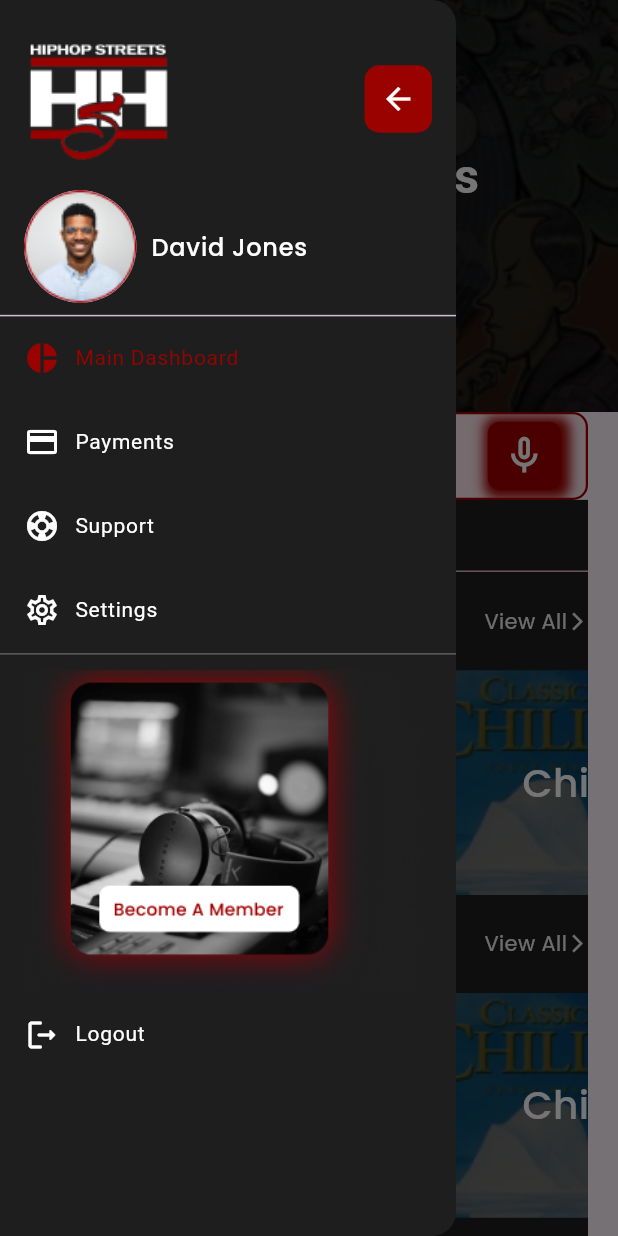
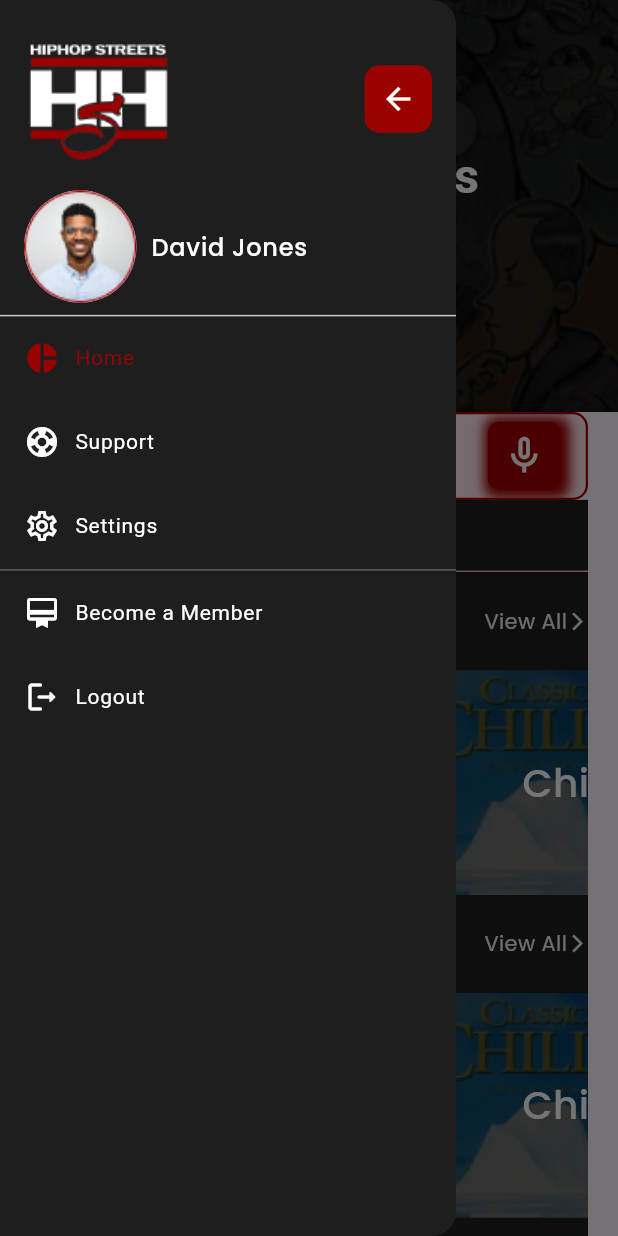
Before and after one commit to MuhammadHashamKhan1999/hiphop, a Flutter app: the HomePageScreen screen opened directly, with the side drawer open, on a phone screen of 412 x 824 dp. Run offline on Flutter 3.47's test engine with Material 3 defaults, Android fonts, the phone set to English and light mode, and no system bars; drawn by our look-alikes of carousel_slider; our stand-ins replace audioplayers, fluentui_system_icons, flutter_screenutil, flutter_svg, get, persistent_bottom_nav_bar and 1 more.

Commit message:
minor fixes

```diff
--- a/lib/screens/homepage_screen.dart
+++ b/lib/screens/homepage_screen.dart
@@ -117,7 +117,7 @@ class HomePageScreen extends StatelessWidget{
                   ),
                   SizedBox(width: 10,),
                   Text(
-                    'Main Dashboard',
+                    'Home',
                     style: TextStyle(
                       fontSize: 14,
                       fontWeight: FontWeight.w400
@@ -135,33 +135,33 @@ class HomePageScreen extends StatelessWidget{
 
               },
             ),
-            ListTile(
-              title: Row(
-                crossAxisAlignment: CrossAxisAlignment.center,
-                children: [
-                  Container(
-                    child: Icon(
-                      Icons.payment
-                    ),
-                  ),
-                  SizedBox(width: 10,),
-                  Text(
-                    'Payments',
-                    style: TextStyle(
-                      fontSize: 14,
-                      fontWeight: FontWeight.w400
-                    ),
-                  ),
-                ],
-              ),
-              iconColor: AppColors.textWhiteColor,
-              selectedColor: AppColors.buttonBackgroundColor,
-              textColor: AppColors.textWhiteColor,
-              selectedTileColor: Colors.red,
-              onTap: (){
-                Navigator.push(context, MaterialPageRoute(builder: (context) => const PaymentScreen()));
-              },
-            ),
+            // ListTile(
+            //   title: Row(
+            //     crossAxisAlignment: CrossAxisAlignment.center,
+            //     children: [
+            //       Container(
+            //         child: Icon(
+            //           Icons.payment
+            //         ),
+            //       ),
+            //       SizedBox(width: 10,),
+            //       Text(
+            //         'Payments',
+            //         style: TextStyle(
+            //           fontSize: 14,
+            //           fontWeight: FontWeight.w400
+            //         ),
+            //       ),
+            //     ],
+            //   ),
+            //   iconColor: AppColors.textWhiteColor,
+            //   selectedColor: AppColors.buttonBackgroundColor,
+            //   textColor: AppColors.textWhiteColor,
+            //   selectedTileColor: Colors.red,
+            //   onTap: (){
+            //     Navigator.push(context, MaterialPageRoute(builder: (context) => const PaymentScreen()));
+            //   },
+            // ),
             ListTile(
               title: Row(
                 crossAxisAlignment: CrossAxisAlignment.center,
@@ -217,30 +217,57 @@ class HomePageScreen extends StatelessWidget{
               },
             ),
             Divider(height: 2,color: AppColors.greyColor,),
-            Container(
-              alignment: Alignment.center,
-              padding: EdgeInsets.only(top:10),
-              child: Stack(
+            // Container(
+            //   alignment: Alignment.center,
+            //   padding: EdgeInsets.only(top:10),
+            //   child: Stack(
+            //     children: [
+            //       InkWell(
+            //         onTap:(){
+            //
+            //         },
+            //         child: Container(
+            //
+            //           width: Dimension.width20*14,
+            //           height: Dimension.width20*11,
+            //           child: Container(
+            //             child: Image.asset(
+            //               'assets/images/become_member.png',
+            //               fit: BoxFit.cover,
+            //               scale: 1.0,
+            //             ),
+            //           ),
+            //         ),
+            //       )
+            //     ],
+            //   ),
+            // ),
+            ListTile(
+              title: Row(
+                crossAxisAlignment: CrossAxisAlignment.center,
                 children: [
-                  InkWell(
-                    onTap:(){
-
-                    },
-                    child: Container(
-
-                      width: Dimension.width20*14,
-                      height: Dimension.width20*11,
-                      child: Container(
-                        child: Image.asset(
-                          'assets/images/become_member.png',
-                          fit: BoxFit.cover,
-                          scale: 1.0,
-                        ),
-                      ),
+                  Container(
+                    child: Icon(
+                        Icons.card_membership
                     ),
-                  )
+                  ),
+                  SizedBox(width: 10,),
+                  Text(
+                    'Become a Member',
+                    style: TextStyle(
+                        fontSize: 14,
+                        fontWeight: FontWeight.w400
+                    ),
+                  ),
                 ],
               ),
+              iconColor: AppColors.textWhiteColor,
+              selectedColor: AppColors.buttonBackgroundColor,
+              textColor: AppColors.textWhiteColor,
+              selectedTileColor: Colors.red,
+              onTap: (){
+
+              },
             ),
             ListTile(
               title: Row(
```
